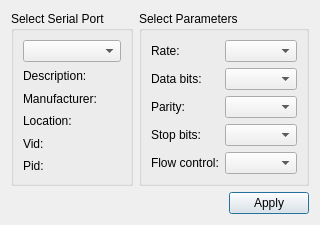
This is examples/terminal/settingsdialog.ui in qt/qtserialport as Qt 5 draws it before an edit. The edited form follows.
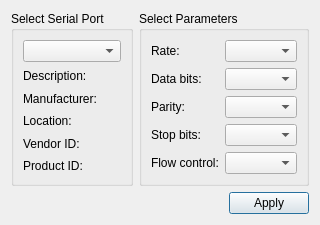
This is the edited form.

Commit message: In example of Terminal fixed displayed vendor and product identifiers

The edit to the form file:
```diff
--- a/examples/terminal/settingsdialog.ui
+++ b/examples/terminal/settingsdialog.ui
@@ -47,14 +47,14 @@
       <item row="4" column="0">
        <widget class="QLabel" name="vidLabel">
         <property name="text">
-         <string>Vid:</string>
+         <string>Vendor ID:</string>
         </property>
        </widget>
       </item>
       <item row="5" column="0">
        <widget class="QLabel" name="pidLabel">
         <property name="text">
-         <string>Pid:</string>
+         <string>Product ID:</string>
         </property>
        </widget>
       </item>
```
The commit also changes 1 other file.
